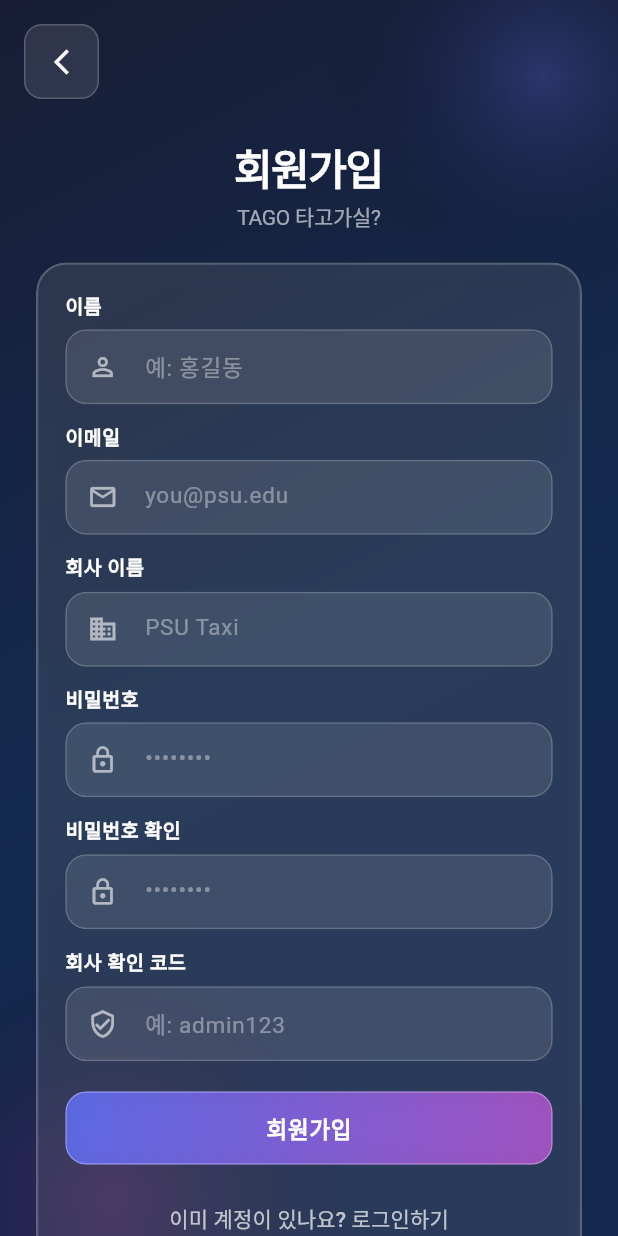
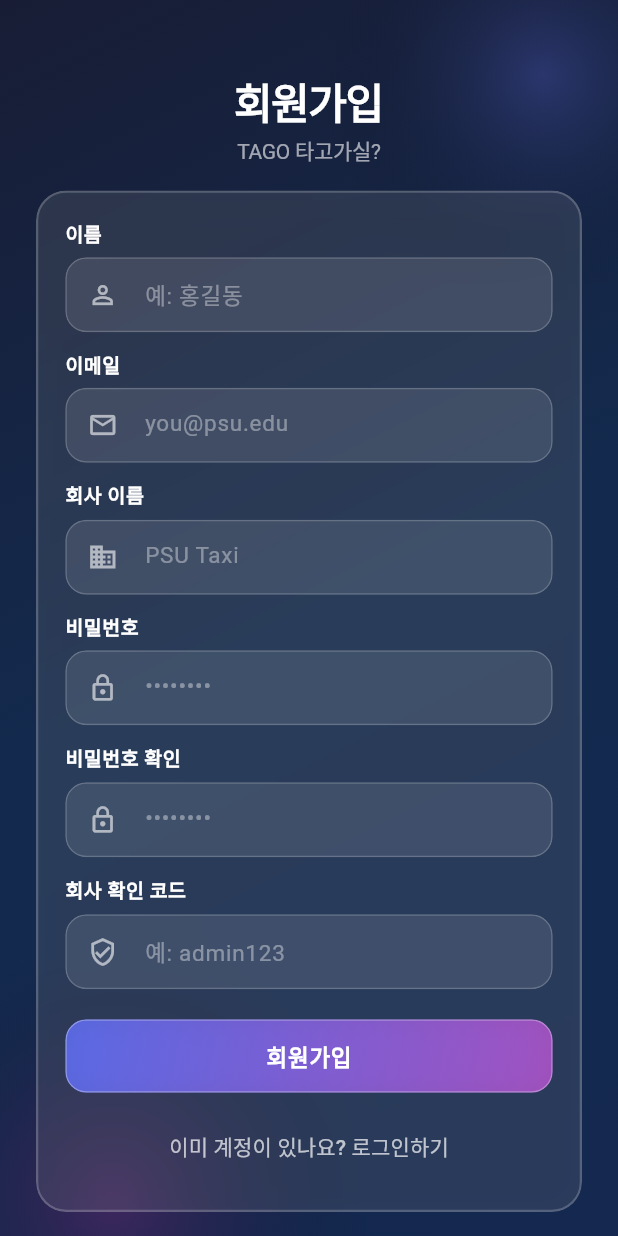
Before and after one commit to hijs01/tago_driver, a Flutter app: the SignUpView screen opened by its route, on a phone screen of 412 x 824 dp. Run offline on Flutter 3.47's test engine with Material 3 defaults, Android fonts, the phone set to English and light mode, and no system bars; our stand-ins replace cloud_firestore, cloud_functions, firebase_auth, firebase_core, firebase_messaging, flutter_local_notifications and 4 more; accounts and stored records are empty; network calls fail.

Commit message:
singup modi

```diff
--- a/lib/presentation/auth/signUp/signUp_view.dart
+++ b/lib/presentation/auth/signUp/signUp_view.dart
@@ -140,43 +140,10 @@ class _SignUpViewState extends State<SignUpView>
 
               // 메인 콘텐츠 - SafeArea 적용
               SafeArea(
+                child: SingleChildScrollView(
+                  padding: EdgeInsets.fromLTRB(24, 50, 24, 16),
                   child: Column(
                     children: [
-                    // 뒤로가기 버튼
-                    Padding(
-                      padding: EdgeInsets.all(16),
-                      child: Row(
-                        children: [
-                          Container(
-                            decoration: BoxDecoration(
-                              color: Colors.white.withOpacity(0.1),
-                              borderRadius: BorderRadius.circular(12),
-                              border: Border.all(
-                                color: Colors.white.withOpacity(0.2),
-                                width: 1,
-                              ),
-                            ),
-                            child: IconButton(
-                              onPressed: () => Navigator.pop(context),
-                              icon: Icon(
-                                Icons.arrow_back_ios_new,
-                                color: Colors.white,
-                                size: 20,
-                              ),
-                            ),
-                          ),
-                        ],
-                      ),
-                    ),
-
-                    // 스크롤 가능한 컨텐츠
-                    Expanded(
-                      child: SingleChildScrollView(
-                        padding: EdgeInsets.symmetric(horizontal: 24),
-                        child: Column(
-                          children: [
-                            SizedBox(height: 12),
-
                       // 타이틀 영역 - 중앙 정렬
                       Column(
                         crossAxisAlignment: CrossAxisAlignment.center,
@@ -204,16 +171,13 @@ class _SignUpViewState extends State<SignUpView>
                         ],
                       ),
 
-                            SizedBox(height: 20),
+                      SizedBox(height: 16),
 
                       // Glassmorphic 회원가입 카드
                       ClipRRect(
                         borderRadius: BorderRadius.circular(20),
                         child: BackdropFilter(
-                                filter: ImageFilter.blur(
-                                  sigmaX: 10,
-                                  sigmaY: 10,
-                                ),
+                          filter: ImageFilter.blur(sigmaX: 10, sigmaY: 10),
                           child: Container(
                             padding: EdgeInsets.all(18),
                             decoration: BoxDecoration(
@@ -232,8 +196,7 @@ class _SignUpViewState extends State<SignUpView>
                               ],
                             ),
                             child: Column(
-                                    crossAxisAlignment:
-                                        CrossAxisAlignment.stretch,
+                              crossAxisAlignment: CrossAxisAlignment.stretch,
                               children: [
                                 // 이름 입력
                                 _buildGlassInput(
@@ -249,8 +212,7 @@ class _SignUpViewState extends State<SignUpView>
                                   label: "이메일",
                                   hint: "you@psu.edu",
                                   controller: emailCtrl,
-                                        keyboardType:
-                                            TextInputType.emailAddress,
+                                  keyboardType: TextInputType.emailAddress,
                                   icon: Icons.email_outlined,
                                 ),
                                 SizedBox(height: 12),
@@ -308,9 +270,7 @@ class _SignUpViewState extends State<SignUpView>
                                     Navigator.pop(context);
                                   },
                                   style: TextButton.styleFrom(
-                                          padding: EdgeInsets.symmetric(
-                                            vertical: 8,
-                                          ),
+                                    padding: EdgeInsets.symmetric(vertical: 8),
                                   ),
                                   child: Text(
                                     "이미 계정이 있나요? 로그인하기",
@@ -327,23 +287,15 @@ class _SignUpViewState extends State<SignUpView>
                         ),
                       ),
 
-                            SizedBox(height: 16),
+                      SizedBox(height: 12),
 
                       // 버전 정보
                       Text(
                         "tago v0.1 preview",
-                              style: TextStyle(
-                                fontSize: 11,
-                                color: Colors.white38,
+                        style: TextStyle(fontSize: 11, color: Colors.white38),
                       ),
-                            ),
-
-                            SizedBox(height: 16),
                     ],
                   ),
-                      ),
-                    ),
-                  ],
                 ),
               ),
             ],
```
Lines whose indentation alone changed are shown as unchanged.
